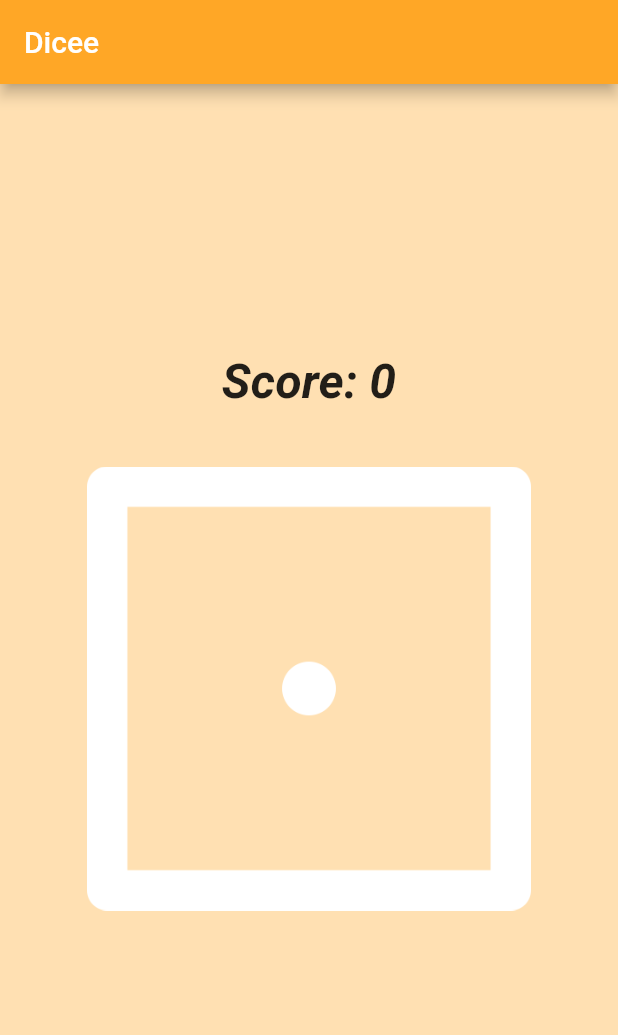
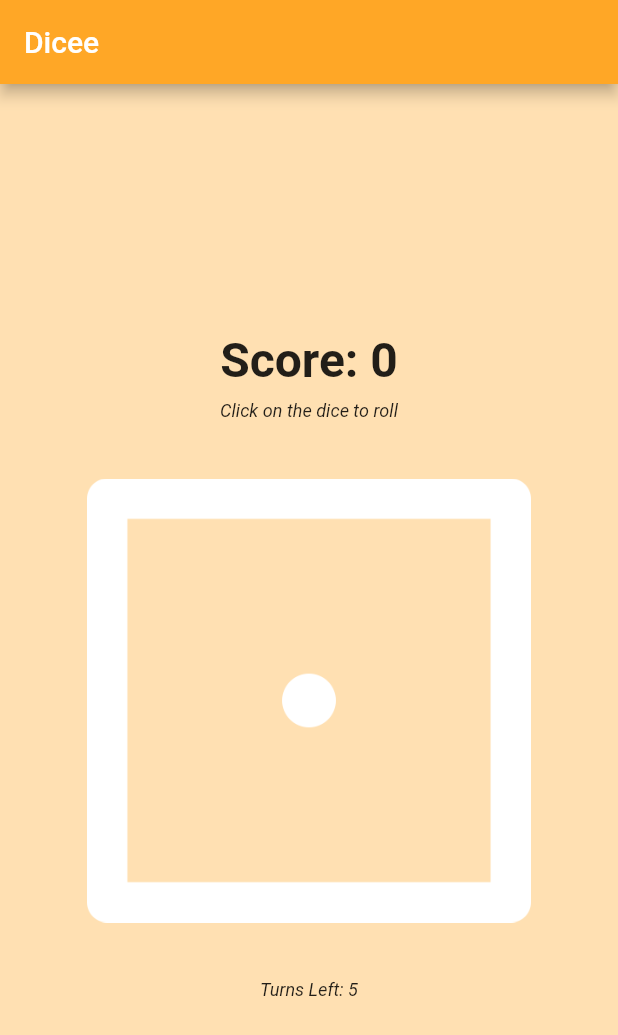
Before and after one commit to ceosss/dicee-flutter, a Flutter app: the screen it shows after launch, on a phone screen of 412 x 824 dp. Shown: the top 1035 px of the screen. Run offline on Flutter 3.47's test engine with Material 2 defaults, Android fonts, the phone set to English and light mode, and no system bars.

Commit message:
UPDATE: Turns Left Indication

```diff
--- a/lib/main.dart
+++ b/lib/main.dart
@@ -43,12 +43,19 @@ class _HomeState extends State<Home> {
               child: Column(
                 mainAxisAlignment: MainAxisAlignment.center,
                 children: [
-                  Text(
-                    "Score: $score",
-                    style: TextStyle(
+                  Padding(
+                    padding: const EdgeInsets.all(8.0),
+                    child: Text(
+                      "Score: $score",
+                      style: TextStyle(
                         fontSize: 32,
                         fontWeight: FontWeight.bold,
-                        fontStyle: FontStyle.italic),
+                      ),
+                    ),
+                  ),
+                  Text(
+                    "Click on the dice to roll",
+                    style: TextStyle(fontSize: 12, fontStyle: FontStyle.italic),
                   ),
                   Padding(
                     padding: const EdgeInsets.symmetric(vertical: 30),
@@ -68,7 +75,11 @@ class _HomeState extends State<Home> {
                   ),
                   Row(
                       mainAxisAlignment: MainAxisAlignment.center,
-                      children: turnIndicator)
+                      children: turnIndicator),
+                  Text(
+                    "Turns Left: ${maxTurns - currTurn}",
+                    style: TextStyle(fontSize: 12, fontStyle: FontStyle.italic),
+                  )
                 ],
               ),
             ),
```
